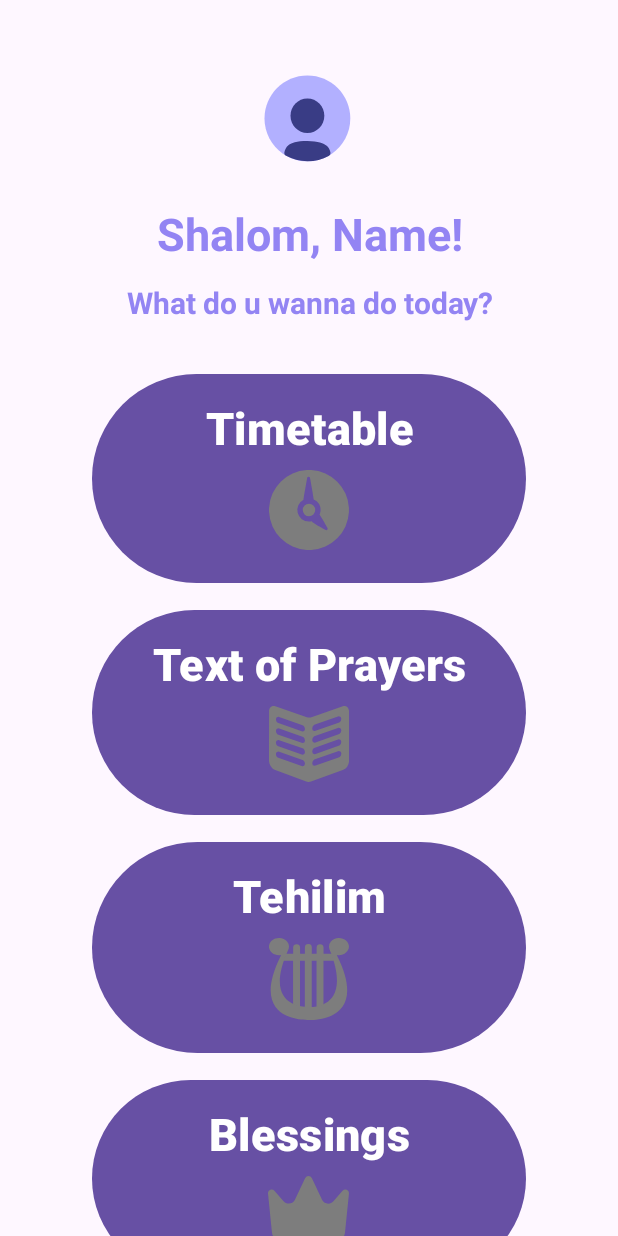
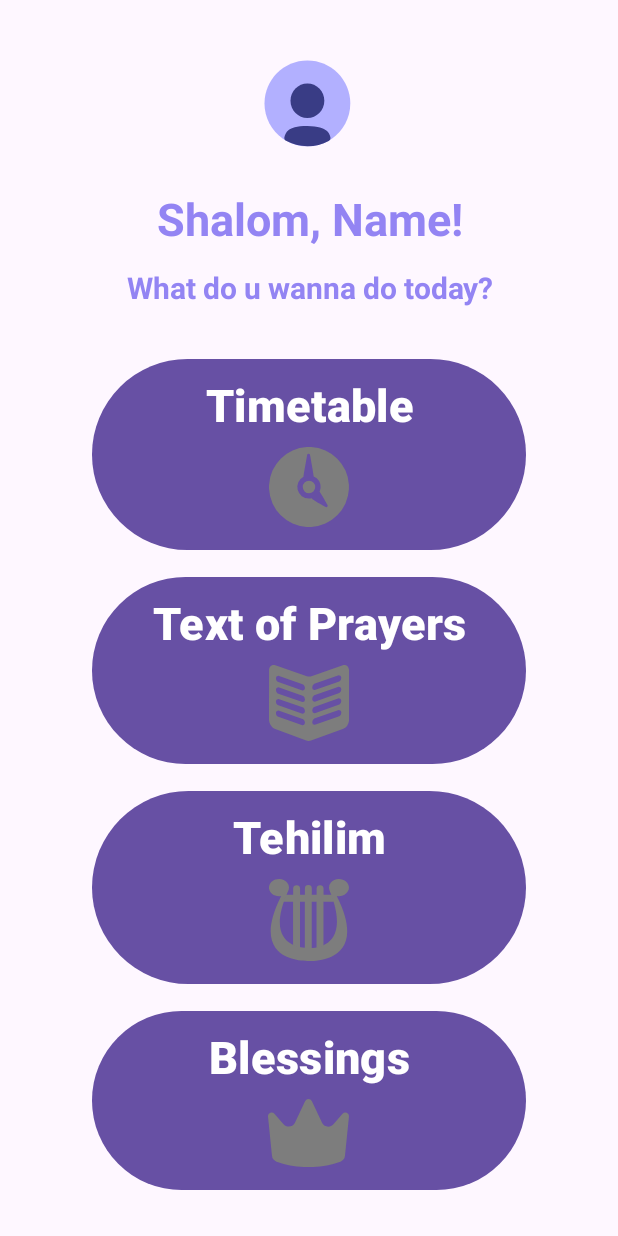
Before and after one commit to MrIsrak/prayer_app, an Android app: the MainMenu screen opened directly, with no data from a screen before it, on a phone screen of 412 x 824 dp. Run offline under Robolectric (Android 15) with nearby library versions, the phone set to English and light mode, and no system bars.

```diff
--- a/app/src/main/AndroidManifest.xml
+++ b/app/src/main/AndroidManifest.xml
@@ -15,6 +15,7 @@
         <activity
             android:name=".MainMenu"
             android:exported="false" />
+
         <activity
             android:name=".MainActivity"
             android:exported="true">
@@ -24,6 +25,7 @@
                 <category android:name="android.intent.category.LAUNCHER" />
             </intent-filter>
         </activity>
+
     </application>
 
 </manifest>
--- a/app/src/main/res/layout/activity_main_menu.xml
+++ b/app/src/main/res/layout/activity_main_menu.xml
@@ -11,7 +11,7 @@
         android:layout_height="wrap_content"
         android:contentDescription="@string/profile_photo"
         android:src="@drawable/profile_photo"
-        android:layout_marginTop="35dp"
+        android:layout_marginTop="25dp"
         app:layout_constraintEnd_toEndOf="parent"
         app:layout_constraintStart_toStartOf="parent"
         app:layout_constraintTop_toTopOf="parent"
--- a/app/src/main/res/values/strings.xml
+++ b/app/src/main/res/values/strings.xml
@@ -1,5 +1,5 @@
 <resources>
-    <string name="app_name">Test</string>
+    <string name="app_name">Sidur</string>
 
     <string name="greeting">Shalom!</string>
     <string name="greeting_name">Shalom, Name!</string>
--- a/app/src/main/res/values/styles.xml
+++ b/app/src/main/res/values/styles.xml
@@ -61,8 +61,8 @@
 
         <item name="android:textStyle">bold</item>
         <item name="android:layout_gravity">center</item>
-        <item name="android:paddingTop">15dp</item>
-        <item name="android:paddingBottom">22dp</item>
+        <item name="android:paddingTop">10dp</item>
+        <item name="android:paddingBottom">15dp</item>
 
         <item name="android:paddingStart">40dp</item>
         <item name="android:paddingEnd">40dp</item>
```
Also changed, not shown: app/src/main/java/app/dll/test/MainActivity.java (+16 -0 lines), app/src/main/java/app/dll/test/MainMenu.java (+6 -2 lines).
